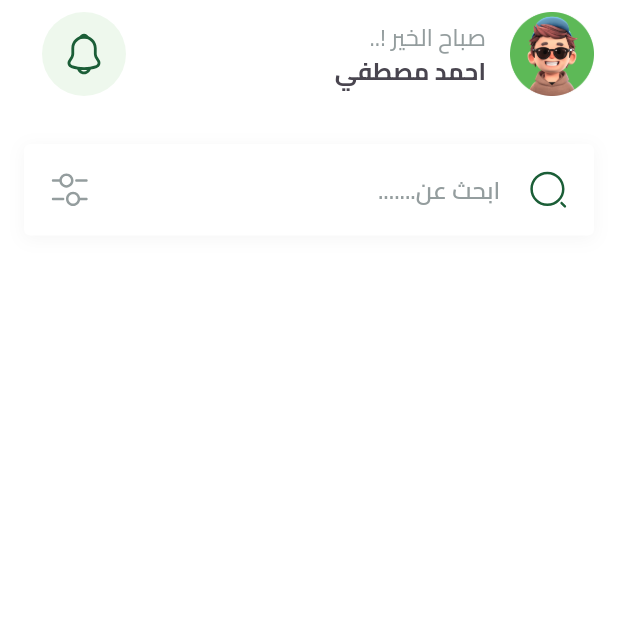
After one commit to ahmedyhia123/Fruits-Hub, a Flutter app: the HomeView screen opened by its route, on a phone screen of 412 x 824 dp, the top half of it. The commit adds this screen. Run offline on Flutter 3.47's test engine with Material 3 defaults, Android fonts, the phone set to English and light mode, and no system bars; our stand-ins replace bloc, cloud_firestore, dartz, dots_indicator, firebase_auth, firebase_core and 6 more; missing offline and left inert: flutter_facebook_auth; accounts and stored records are empty.

Commit message:
careate home feature and add the app bar and text field

```diff
--- a/lib/Core/Helper/on_generate_routes.dart
+++ b/lib/Core/Helper/on_generate_routes.dart
@@ -1,4 +1,5 @@
 import 'package:flutter/material.dart';
+import 'package:fruits_hub/Features/Home/presentation/views/home_view.dart';
 import 'package:fruits_hub/Features/auth/presentation/views/login_view.dart';
 import 'package:fruits_hub/Features/auth/presentation/views/signup_view.dart';
 import 'package:fruits_hub/Features/onBoarding/presentation/views/onboarding_view.dart';
@@ -17,6 +18,8 @@ Route<dynamic> onGenerateRoute(RouteSettings settings) {
 
     case LoginView.routeName:
       return MaterialPageRoute(builder: (context) => const LoginView());
+    case HomeView.routeName:
+      return MaterialPageRoute(builder: (context) => const HomeView());
 
     default:
       return MaterialPageRoute(
--- a/lib/Core/utils/app_images.dart
+++ b/lib/Core/utils/app_images.dart
@@ -9,6 +9,11 @@ class Assets {
   /// Assets for assetsImagesBackIcon
   /// assets/images/back_icon.svg
   static const String assetsImagesBackIcon = "assets/images/back_icon.svg";
+  static const String assetsImagesSettingIcon = "assets/images/setting.svg";
+  static const String assetsImagesUserImage = "assets/images/user_image.png";
+  static const String assetsImagesSearchIcon = "assets/images/search.svg";
+  static const String assetsImagesNotificationIcon =
+      "assets/images/notification.svg";
 
   /// Assets for assetsImagesCircles
   /// assets/images/Circles.svg
--- /dev/null
+++ b/lib/Core/widgets/search_text_field.dart
@@ -0,0 +1,65 @@
+import 'package:flutter/material.dart';
+import 'package:flutter_svg/svg.dart';
+import 'package:fruits_hub/Core/utils/app_images.dart';
+import 'package:fruits_hub/Core/utils/styles.dart';
+
+class SearchTextField extends StatelessWidget {
+  const SearchTextField({super.key});
+
+  @override
+  Widget build(BuildContext context) {
+    return Container(
+      decoration:const BoxDecoration(
+        boxShadow: [
+          BoxShadow(
+            color:  Color(0x0A000000),
+            blurRadius: 9,
+            offset:  Offset(0, 2),
+
+          )
+        ]
+      ),
+      child: TextField(
+        onTapOutside: (event) {
+          FocusScope.of(context).unfocus();
+        },
+        keyboardType: TextInputType.text,
+
+        decoration: InputDecoration(
+
+          hintText: '   ابحث عن.......',
+          hintStyle: Styles.semiBold16.copyWith(color: const Color(0xff949D9E)),
+          prefixIcon: Padding(
+            padding: const EdgeInsets.only(right: 13, top: 10, bottom: 10),
+            child: SvgPicture.asset( Assets.assetsImagesSearchIcon ),
+          ) ,
+          suffixIcon: Padding(
+            padding: const EdgeInsets.only(left: 13, top: 10, bottom: 10),
+            child: SvgPicture.asset(  Assets.assetsImagesSettingIcon),
+          ) ,
+
+          contentPadding: const EdgeInsets.only(top: 20, bottom: 17, right: 20),
+
+          filled: true,
+          fillColor:  Colors.white,
+          enabledBorder: OutlineInputBorder(
+            borderSide: const BorderSide(color: Colors.transparent),
+            borderRadius: BorderRadius.circular(4),
+          ),
+          errorBorder: OutlineInputBorder(
+            borderSide: const BorderSide(color: Colors.transparent),
+            borderRadius: BorderRadius.circular(4),
+          ),
+          focusedErrorBorder: OutlineInputBorder(
+            borderSide: const BorderSide(color: Colors.transparent),
+            borderRadius: BorderRadius.circular(4),
+          ),
+          focusedBorder: OutlineInputBorder(
+            borderSide: const BorderSide(color: Colors.transparent),
+            borderRadius: BorderRadius.circular(4),
+          ),
+        ),
+      ),
+    );
+  }
+}
--- /dev/null
+++ b/lib/Core/widgets/sliver_sized_box.dart
@@ -0,0 +1,12 @@
+import 'package:flutter/widgets.dart';
+
+class SliverSizedBox extends StatelessWidget {
+  const SliverSizedBox({super.key, this.height = 0, this.weight = 0});
+  final double height;
+  final double weight;
+
+  @override
+  Widget build(BuildContext context) {
+    return SliverToBoxAdapter(child: SizedBox(height: height, width: weight));
+  }
+}
--- /dev/null
+++ b/lib/Features/Home/presentation/views/home_view.dart
@@ -0,0 +1,11 @@
+import 'package:flutter/material.dart';
+import 'package:fruits_hub/Features/Home/presentation/views/widgets/home_view_body.dart';
+
+class HomeView extends StatelessWidget {
+  const HomeView({super.key});
+  static const String routeName = 'home';
+  @override
+  Widget build(BuildContext context) {
+    return const Scaffold(body: SafeArea(child: HomeViewBody()));
+  }
+}
--- /dev/null
+++ b/lib/Features/Home/presentation/views/widgets/custom_home_app_bar.dart
@@ -0,0 +1,27 @@
+import 'package:flutter/material.dart';
+import 'package:flutter_svg/flutter_svg.dart';
+import 'package:fruits_hub/Core/utils/app_images.dart';
+import 'package:fruits_hub/Core/utils/styles.dart';
+
+class CustomHomeAppBar extends StatelessWidget {
+  const CustomHomeAppBar({super.key});
+
+  @override
+  Widget build(BuildContext context) {
+    return ListTile(
+      trailing: CircleAvatar(
+        radius: 32,
+        backgroundColor:const Color(0xffEEF8ED),
+        child: SvgPicture.asset(
+          height: 30,
+          Assets.assetsImagesNotificationIcon),
+      ),
+      leading: Image.asset( Assets.assetsImagesUserImage),
+      title: Text(
+        'صباح الخير !..',
+        style: Styles.regular16.copyWith(color: const Color(0xff949D9E)),
+      ),
+      subtitle: const Text('احمد مصطفي', style: Styles.bold16),
+    );
+  }
+}
--- /dev/null
+++ b/lib/Features/Home/presentation/views/widgets/home_view_body.dart
@@ -0,0 +1,24 @@
+import 'package:flutter/material.dart';
+import 'package:fruits_hub/Core/widgets/search_text_field.dart';
+import 'package:fruits_hub/Core/widgets/sliver_sized_box.dart';
+import 'package:fruits_hub/Features/Home/presentation/views/widgets/custom_home_app_bar.dart';
+
+class HomeViewBody extends StatelessWidget {
+  const HomeViewBody({super.key});
+
+  @override
+  Widget build(BuildContext context) {
+    return const CustomScrollView(
+      slivers: [
+        SliverToBoxAdapter(child: CustomHomeAppBar()),
+        SliverSizedBox(height: 24),
+        SliverToBoxAdapter(
+          child: Padding(
+            padding: EdgeInsets.symmetric(horizontal: 16),
+            child: SearchTextField(),
+          ),
+        ),
+      ],
+    );
+  }
+}
--- a/lib/Features/auth/presentation/views/widgets/login_body_bloc_consumer.dart
+++ b/lib/Features/auth/presentation/views/widgets/login_body_bloc_consumer.dart
@@ -1,35 +1,35 @@
 import 'package:flutter/material.dart';
 import 'package:flutter_bloc/flutter_bloc.dart';
 import 'package:fruits_hub/Core/widgets/custom_model_progress_HUD.dart';
+import 'package:fruits_hub/Features/Home/presentation/views/home_view.dart';
 import 'package:fruits_hub/Features/auth/presentation/manger/login_cubit/cubit/login_cubit.dart';
 import 'package:fruits_hub/Features/auth/presentation/views/widgets/login_view_body.dart';
 
 class LoginBodyBlocConsumer extends StatelessWidget {
-  const LoginBodyBlocConsumer({
-    super.key,
-  });
+  const LoginBodyBlocConsumer({super.key});
 
   @override
   Widget build(BuildContext context) {
     return BlocConsumer<LoginCubit, LoginState>(
       listener: (context, state) {
-        if (state is LoginSucsess){
+        if (state is LoginSucsess) {
           ScaffoldMessenger.of(context).showSnackBar(
             const SnackBar(
               backgroundColor: Colors.green,
-              content: Text('تم تسحيل الدخول بنجاح')),
+              content: Text('تم تسحيل الدخول بنجاح'),
+            ),
           );
+
+          Navigator.pushNamed(context, HomeView.routeName);
         }
-        if (state is LoginFaliuer){
+        if (state is LoginFaliuer) {
           ScaffoldMessenger.of(context).showSnackBar(
-            SnackBar(
-              backgroundColor: Colors.red,
-              content: Text(state.failure)),
+            SnackBar(backgroundColor: Colors.red, content: Text(state.failure)),
           );
         }
       },
       builder: (context, state) {
-        return  CustomModelProgressHUD(
+        return CustomModelProgressHUD(
           isLoading: state is LoginLoading,
           child: const LoginViewBody(),
         );
```
Also changed, not shown: assets/images/notification.svg (added), assets/images/search.svg (added), assets/images/setting.svg (added), assets/images/user_image.png (added).
